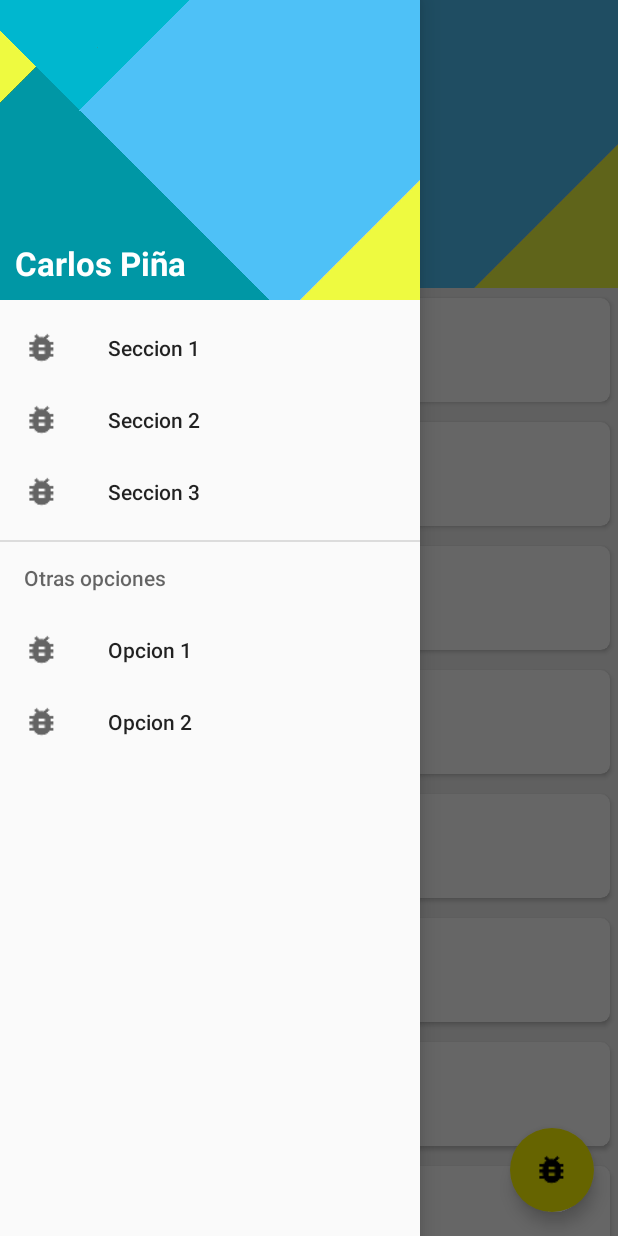
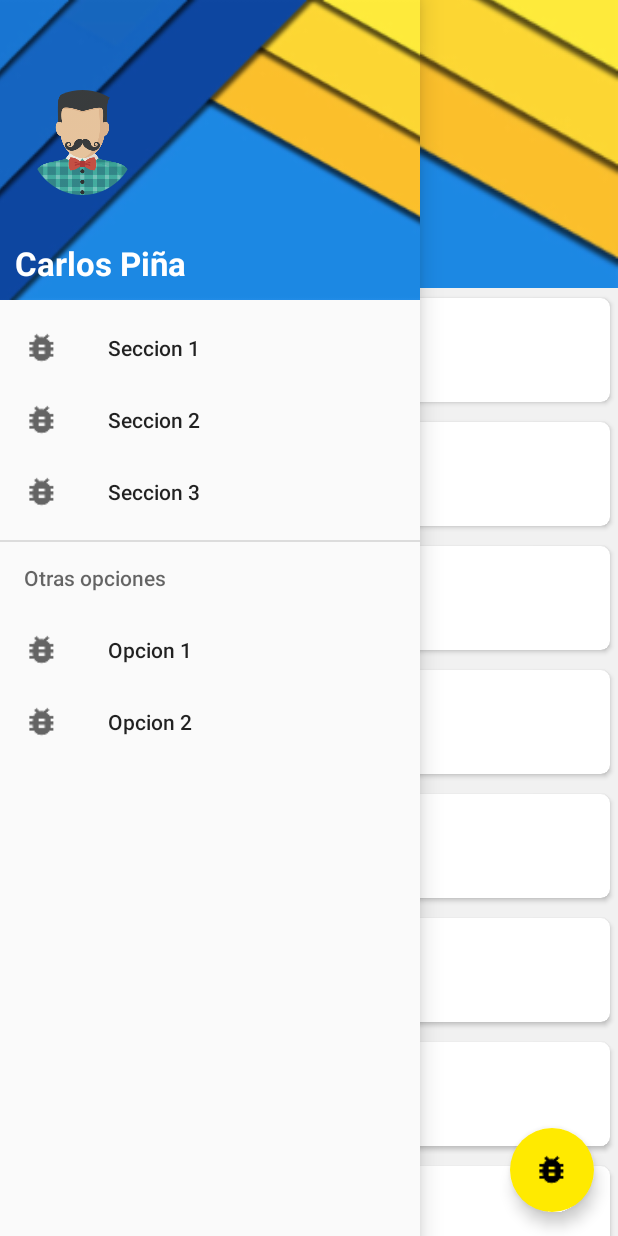
Before and after one commit to carlospinia/PineAPPle, an Android app: the screen it shows after launch (MainActivity), with the side drawer open, on a phone screen of 412 x 824 dp. Run offline under Robolectric (Android 15) with nearby library versions, the phone set to English and light mode, and no system bars; our stand-ins replace CircleImageView.

Commit message:
"Seccion 2" del menu lateral abre nueva activity en la que se coloca en el titulo el nombre "Seccion 2" (se pasa la información por intent)

```diff
--- a/app/build.gradle
+++ b/app/build.gradle
@@ -28,6 +28,7 @@ dependencies {
     })
     compile 'com.android.support:appcompat-v7:26.+'
     compile 'com.android.support.constraint:constraint-layout:1.0.2'
+    compile 'de.hdodenhof:circleimageview:2.2.0'
     compile 'com.android.support:support-v4:26.+'
     compile 'com.android.support:design:26.+'
     compile 'com.android.support:cardview-v7:26.+'
--- a/app/src/main/java/com/example/myfirstapp/MainActivity.java
+++ b/app/src/main/java/com/example/myfirstapp/MainActivity.java
@@ -23,6 +23,7 @@ import java.util.ArrayList;
 import java.util.List;
 
 public class MainActivity extends AppCompatActivity {
+    public static final String ITEM_NAME = "com.example.myfirstapp.ITEM";
     private DrawerLayout drawerLayout;
 
     @Override
@@ -35,7 +36,7 @@ public class MainActivity extends AppCompatActivity {
         setSupportActionBar(toolbar);
 
         getSupportActionBar().setDisplayHomeAsUpEnabled(true);
-        getSupportActionBar().setHomeAsUpIndicator(R.drawable.ic_action_name);
+        getSupportActionBar().setHomeAsUpIndicator(R.drawable.ic_nav_menu);
 
         drawerLayout = (DrawerLayout)findViewById(R.id.drawer_layout);
 
@@ -68,7 +69,8 @@ public class MainActivity extends AppCompatActivity {
                             case R.id.menu_seccion_2:
                                 //fragment = new FragmentTwo();
                                 //fragmentTransaction = true;
-                                openSec1(getWindow().getDecorView().getRootView());
+                                String itemMenuName = (String) menuItem.getTitle();
+                                openSec1(getWindow().getDecorView().getRootView(), itemMenuName);
                                 break;
                             case R.id.menu_seccion_3:
                                 fragment = new FragmentThree();
@@ -105,8 +107,9 @@ public class MainActivity extends AppCompatActivity {
         return super.onOptionsItemSelected(item);
     }
 
-    public void openSec1 (View view){
+    public void openSec1 (View view, String itemMenu){
         Intent intent = new Intent(this, Seccion1.class);
+        intent.putExtra(ITEM_NAME, itemMenu);
         startActivity(intent);
     }
 }
--- a/app/src/main/res/layout/activity_main.xml
+++ b/app/src/main/res/layout/activity_main.xml
@@ -17,8 +17,8 @@
         android:id="@+id/activity_main"
         android:layout_width="match_parent"
         android:layout_height="match_parent"
+        android:elevation="4dp"
         android:orientation="vertical"
-        android:theme="@style/AppTheme"
         android:clickable="true"
         tools:context=".MainActivity">
 
@@ -39,7 +39,7 @@
                     android:layout_width="match_parent"
                     android:layout_height="match_parent"
                     android:scaleType="centerCrop"
-                    android:src="@drawable/parallax_img"
+                    android:src="@drawable/header"
                     app:layout_collapseMode="parallax"
                     android:contentDescription="@string/description" />
 
@@ -48,11 +48,9 @@
                     android:layout_width="match_parent"
                     android:layout_height="?attr/actionBarSize"
                     android:minHeight="?attr/actionBarSize"
-                    android:theme="@style/AppTheme"
                     app:popupTheme="@style/ThemeOverlay.AppCompat.Light"
                     app:layout_collapseMode="pin">
                 </android.support.v7.widget.Toolbar>
-
             </android.support.design.widget.CollapsingToolbarLayout>
         </android.support.design.widget.AppBarLayout>
 
@@ -69,7 +67,7 @@
             android:layout_margin="16dp"
             android:layout_gravity="end|bottom"
             app:borderWidth="0dp"
-            app:backgroundTint="#fffb00"
+            app:backgroundTint="#ffea00"
             android:src="@mipmap/ic_bug_black_18dp"/>
     </android.support.design.widget.CoordinatorLayout>
 
--- a/app/src/main/res/layout/navheader.xml
+++ b/app/src/main/res/layout/navheader.xml
@@ -1,15 +1,23 @@
 <?xml version="1.0" encoding="utf-8"?>
-<FrameLayout
-    xmlns:android="http://schemas.android.com/apk/res/android"
+<FrameLayout xmlns:android="http://schemas.android.com/apk/res/android"
     android:layout_width="match_parent"
-    android:layout_height="match_parent">
+    android:layout_height="match_parent"
+    xmlns:app="http://schemas.android.com/apk/res-auto">
 
     <ImageView
         android:layout_width="match_parent"
         android:layout_height="200dp"
-        android:src="@drawable/parallax_img"
+        android:src="@drawable/header"
         android:scaleType="centerCrop"
         android:contentDescription="@string/description" />
+
+    <de.hdodenhof.circleimageview.CircleImageView
+        android:layout_width="70dp"
+        android:layout_height="70dp"
+        android:layout_marginLeft="20dp"
+        android:layout_marginTop="60dp"
+        android:src="@drawable/man"
+        app:civ_circle_background_color="@color/colorAccent"/>
 
     <TextView
         android:layout_width="wrap_content"
--- a/app/src/main/res/values/colors.xml
+++ b/app/src/main/res/values/colors.xml
@@ -1,6 +1,6 @@
 <?xml version="1.0" encoding="utf-8"?>
 <resources>
-    <color name="colorPrimary">#219ab9</color>
-    <color name="colorPrimaryDark">#166374</color>
+    <color name="colorPrimary">#0059ff</color>
+    <color name="colorPrimaryDark">#1d3ab1</color>
     <color name="colorAccent">#ffffff</color>
 </resources>
--- a/app/src/main/res/values/styles.xml
+++ b/app/src/main/res/values/styles.xml
@@ -8,6 +8,10 @@
 
         <item name="android:windowDrawsSystemBarBackgrounds">true</item>
         <item name="android:statusBarColor">@android:color/transparent</item>
+        <item name="android:actionMenuTextColor">@android:color/white</item>
     </style>
 
+    <style name="AppThemeSec1" parent="AppTheme">
+        <item name="android:statusBarColor">@color/colorPrimaryDark</item>
+    </style>
 </resources>
```
Also changed, not shown: app/src/main/AndroidManifest.xml (+5 -4 lines), app/src/main/java/com/example/myfirstapp/Seccion1.java (+9 -1 lines), app/src/main/res/layout/activity_seccion1.xml (+14 -11 lines), app/src/main/res/layout/fragment_two.xml (+10 -1 lines), app/src/main/res/drawable-hdpi/header.png (added), app/src/main/res/drawable-mdpi/header.png (added), app/src/main/res/drawable-xhdpi/header.png (added), app/src/main/res/drawable-xxhdpi/header.png (added), 1 other file.
